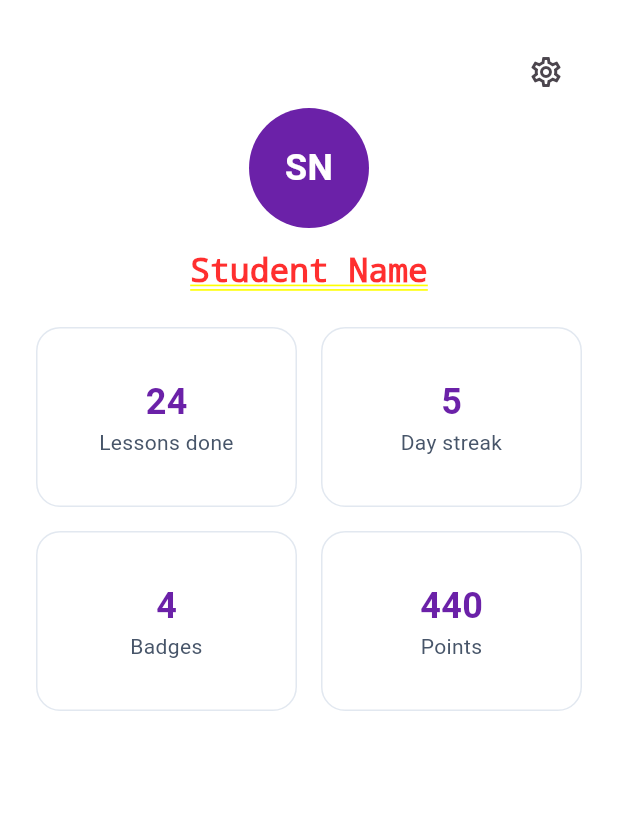
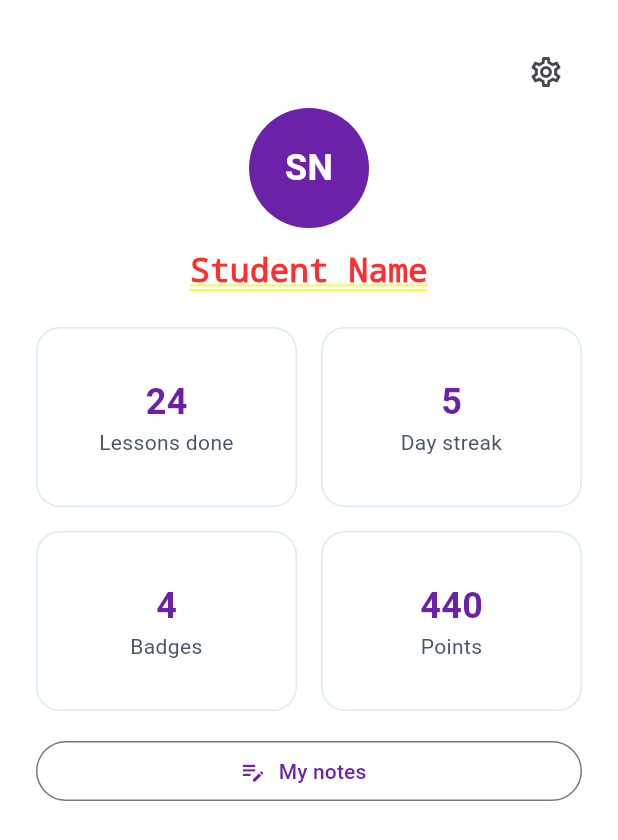
Before and after one commit to Umutoni123-aa/techsisters, a Flutter app: the ProfileScreen screen opened directly, on a phone screen of 412 x 824 dp. Shown: the top 840 px of the screen. Run offline on Flutter 3.47's test engine with Material 3 defaults, Android fonts, the phone set to English and light mode, and no system bars; our stand-ins replace bloc_concurrency, cloud_firestore, connectivity_plus, dio, equatable, firebase_auth and 5 more; accounts and stored records are empty.

Commit message:
feat(notes): open My notes from the profile screen

```diff
--- a/lib/presentation/profile/profile_screen.dart
+++ b/lib/presentation/profile/profile_screen.dart
@@ -1,8 +1,11 @@
+import 'package:firebase_auth/firebase_auth.dart';
+import 'package:firebase_core/firebase_core.dart';
 import 'package:flutter/material.dart';
 
 import '../../core/theme/app_spacing.dart';
 import '../../core/theme/app_theme.dart';
 import '../../core/widgets/app_card.dart';
+import '../../features/notes/presentation/pages/notes_page.dart';
 import '../settings/settings_screen.dart';
 
 class ProfileScreen extends StatelessWidget {
@@ -134,6 +137,13 @@ class ProfileScreen extends StatelessWidget {
             label: const Text('Badges & certificates'),
           ),
         ],
+        const SizedBox(height: AppSpacing.medium),
+        OutlinedButton.icon(
+          key: const Key('profile_my_notes_button'),
+          onPressed: () => _openNotes(context),
+          icon: const Icon(Icons.edit_note),
+          label: const Text('My notes'),
+        ),
         if (onLogout != null) ...[
           const SizedBox(height: AppSpacing.medium),
           OutlinedButton.icon(
@@ -145,4 +155,19 @@ class ProfileScreen extends StatelessWidget {
       ],
     );
   }
+
+  void _openNotes(BuildContext context) {
+    final user = Firebase.apps.isEmpty
+        ? null
+        : FirebaseAuth.instance.currentUser;
+    if (user == null) {
+      ScaffoldMessenger.of(context).showSnackBar(
+        const SnackBar(content: Text('Sign in to see your notes.')),
+      );
+      return;
+    }
+    Navigator.of(context).push(
+      MaterialPageRoute<void>(builder: (_) => NotesPage(userId: user.uid)),
+    );
+  }
 }
```
